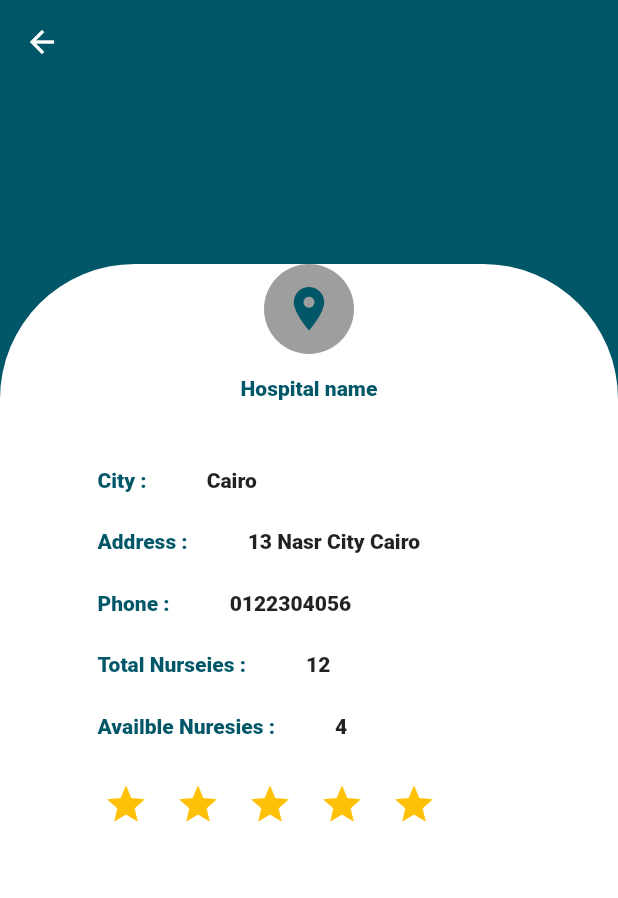
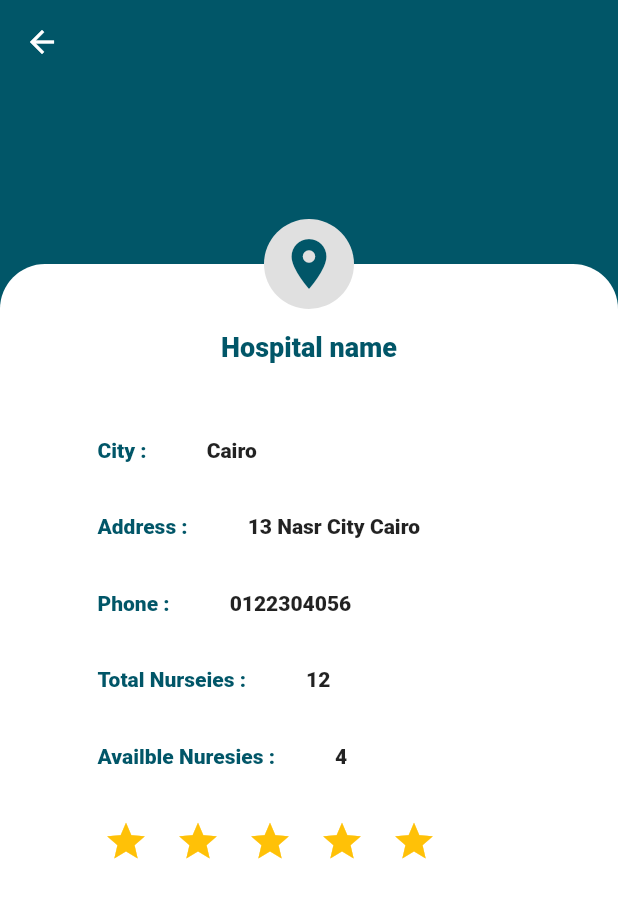
Before and after one commit to AbdallahRehab/graduation-project, a Flutter app: the HospitalDetails screen opened directly with empty values, on a phone screen of 412 x 824 dp. Shown: the top 898 px of the screen. Run offline on Flutter 3.47's test engine with Material 2 defaults, Android fonts, the phone set to English and light mode, and no system bars; our stand-ins replace font_awesome_flutter, google_nav_bar, line_icons, splashscreen; missing offline and left inert: sliver_fab.

Commit message:
new commit for hospital and splash

```diff
--- a/lib/Screens/splashScreen.dart
+++ b/lib/Screens/splashScreen.dart
@@ -11,7 +11,7 @@ class _SplashState extends State<Splash> {
   @override
   Widget build(BuildContext context) {
     return new SplashScreen(
-        seconds: 10,
+        seconds: 5,
         navigateAfterSeconds: new NurseiesScreen(),
         title: new Text('Build your Child\'s life properly',
           style: new TextStyle(
--- a/lib/components/MySideBar.dart
+++ b/lib/components/MySideBar.dart
@@ -27,11 +27,12 @@ class MySideBar extends StatelessWidget {
 
               ),
               decoration: BoxDecoration(
-                  gradient: LinearGradient(
-                    begin: Alignment.topLeft,
-                    end: Alignment.bottomRight,
-                    colors: [Color(0XFF00BBFF),Color(0XFF0098FF),Color(0XFF001255)],
-                  )
+//                  gradient: LinearGradient(
+//                    begin: Alignment.topLeft,
+//                    end: Alignment.bottomRight,
+//                    colors: [Color(0XFF00BBFF),Color(0XFF0098FF),Color(0XFF001255)],
+//                  )
+              color: Color(0XFF015668)
 
               ),
           ),
--- a/lib/components/hospitalBody.dart
+++ b/lib/components/hospitalBody.dart
@@ -1,3 +1,4 @@
+import 'package:flutter/cupertino.dart';
 import 'package:flutter/material.dart';
 
 class HospitalBody extends StatelessWidget {
@@ -8,43 +9,29 @@ class HospitalBody extends StatelessWidget {
             decoration: BoxDecoration(
               color: Color(0XFF015668),
             ),
-            child: Column(
+            child: Stack(
+              alignment: Alignment.topCenter,
               children: <Widget>[
-                SizedBox(
-                  height: 120,
-                ),
+
                 Container(
+                  margin: EdgeInsets.only(top: 120),
+
                   height: MediaQuery.of(context).size.height - 200,
                   decoration: BoxDecoration(
                       color: Colors.white,
                       borderRadius: BorderRadius.only(
-                          topLeft: Radius.circular(90),
-                          topRight: Radius.circular(90))),
+                          topLeft: Radius.circular(30),
+                          topRight: Radius.circular(30))),
                   child: Padding(
-                    padding: EdgeInsets.only(left: 60,right: 60),
+                    padding: EdgeInsets.only(left: 60,right: 60,),
                     child: Column(
                       children: <Widget>[
-                       Container(
 
-                         child: ClipOval(
-
-                           child: Material(
-                             color: Colors.grey,
-
-                             child: InkWell(
-                               child: Icon(Icons.location_on,size: 35,color: Color(0XFF015668),),
-                             ),
-                           ),
-                         ),
-                         width: 60,
-                         height: 60,
-
-                       ),
-                        SizedBox(height: 15,),
+                        SizedBox(height: 45,),
                         Text(
                           "Hospital name",
                           style:
-                          TextStyle(fontWeight: FontWeight.w800, color: Color(0XFF015668)),
+                          TextStyle(fontWeight: FontWeight.w800, color: Color(0XFF015668),fontSize: 18),
                         ),
                         SizedBox(height: 20,),
 
@@ -66,7 +53,27 @@ class HospitalBody extends StatelessWidget {
                       ],
                     ),
                   ),
-                )
+                ),
+                Positioned(
+                  top: 90,
+                  child: Container(
+
+
+                    child: ClipOval(
+
+                      child: Material(
+                        color: Colors.grey[300],
+
+                        child: InkWell(
+                          child: Icon(Icons.location_on,size: 40,color: Color(0XFF015668),),
+                        ),
+                      ),
+                    ),
+                    width: 60,
+                    height: 60,
+
+                  ),
+                ),
               ],
             )));
   }
@@ -74,7 +81,7 @@ class HospitalBody extends StatelessWidget {
 
 Widget bodyContent(String key, String value) {
   return Padding(
-      padding: EdgeInsets.fromLTRB(5, 25, 5, 0),
+      padding: EdgeInsets.fromLTRB(5, 30, 5, 5),
       child: Row(children: <Widget>[
         Text(
           key,
--- a/lib/components/nursiesBody.dart
+++ b/lib/components/nursiesBody.dart
@@ -73,7 +73,7 @@ class MyBody extends StatelessWidget {
 }
 Widget myListTile(BuildContext context,String city,String name,double rate){
   return Padding(
-    padding: EdgeInsets.all(20),
+    padding: EdgeInsets.fromLTRB(20,20,20,5),
     child: Container(
       height: 80,
       child: Card(
--- a/lib/main.dart
+++ b/lib/main.dart
@@ -13,7 +13,7 @@ class MyApp extends StatelessWidget {
   Widget build(BuildContext context) {
     return MaterialApp(
       debugShowCheckedModeBanner: false,
-      home: TabPage(),
+      home: Splash(),
 
     );
 
```
